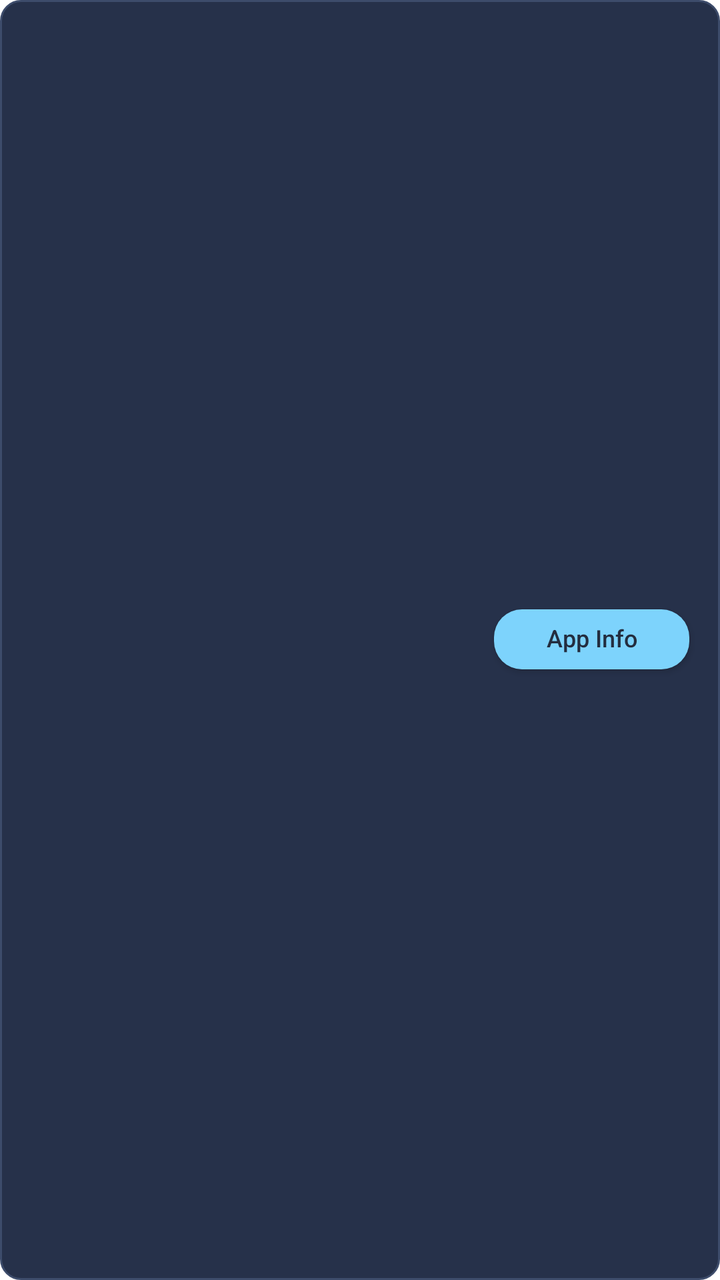
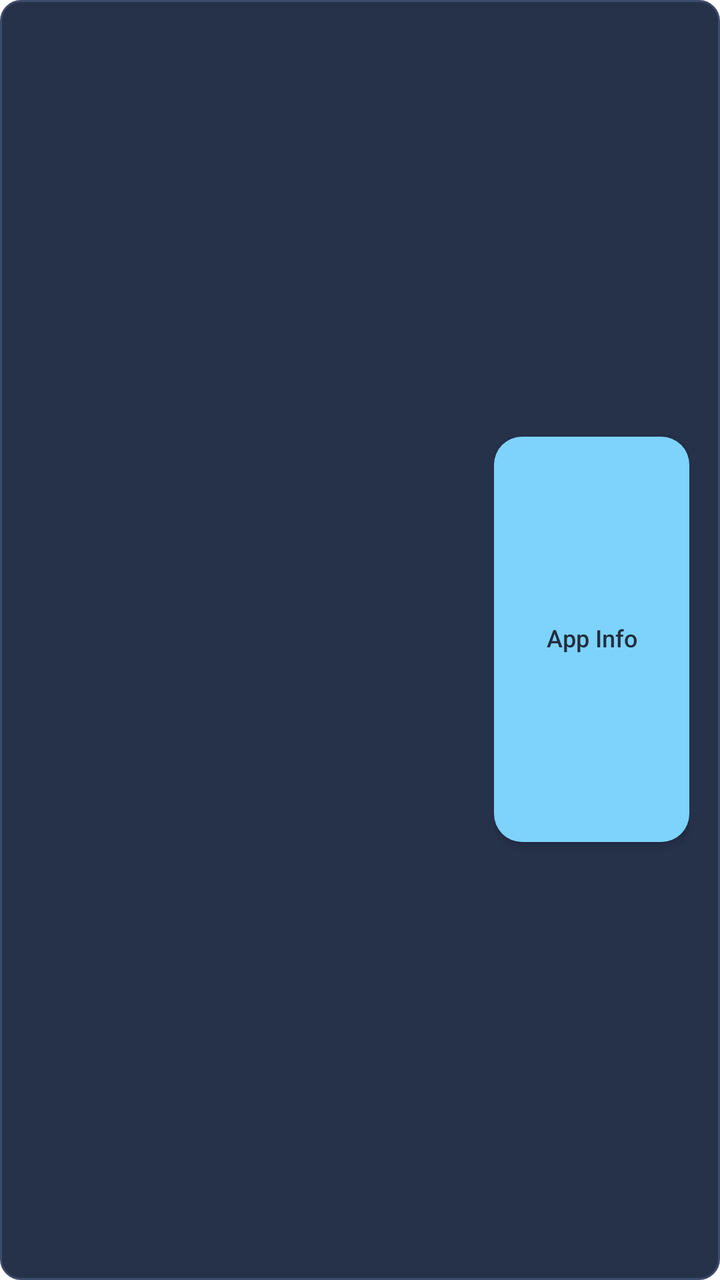

Compare the two renders of this Android layout. The source of the first and the diff that turns it into the second are given below.
<!-- AndroidManifest.xml: application theme Theme.NihalHome -->
<!-- res/layout/item_sms_app.xml -->
<?xml version="1.0" encoding="utf-8"?>
<LinearLayout xmlns:android="http://schemas.android.com/apk/res/android"
    android:layout_width="match_parent"
    android:layout_height="72dp"
    android:orientation="vertical"
    android:weightSum="100"
    android:background="@drawable/bg_risk_row">

    <View
        android:layout_width="match_parent"
        android:layout_height="0dp"
        android:layout_weight="18.3" />

    <LinearLayout
        android:layout_width="match_parent"
        android:layout_height="0dp"
        android:layout_weight="63.4"
        android:orientation="horizontal"
        android:weightSum="100">

        <View
            android:layout_width="0dp"
            android:layout_height="match_parent"
            android:layout_weight="4.5" />

        <ImageView
            android:id="@+id/imageSmsAppIcon"
            android:layout_width="0dp"
            android:layout_height="match_parent"
            android:layout_weight="14.5"
            android:adjustViewBounds="true"
            android:scaleType="fitCenter" />

        <LinearLayout
            android:layout_width="0dp"
            android:layout_height="match_parent"
            android:layout_weight="49.7"
            android:orientation="vertical"
            android:gravity="center_vertical">

            <TextView
                android:id="@+id/textSmsAppName"
                android:layout_width="match_parent"
                android:layout_height="wrap_content"
                android:textColor="@color/onboarding_heading"
                android:textStyle="bold"
                android:textSize="14sp"
                android:maxLines="1"
                android:ellipsize="end"
                android:includeFontPadding="false" />

            <TextView
                android:id="@+id/textSmsAppPackage"
                android:layout_width="match_parent"
                android:layout_height="wrap_content"
                android:layout_marginTop="2dp"
                android:textColor="@color/terminal_text_dim"
                android:textSize="11sp"
                android:maxLines="1"
                android:ellipsize="end"
                android:includeFontPadding="false" />

        </LinearLayout>

        <Button
            android:id="@+id/buttonAppInfo"
            android:layout_width="0dp"
            android:layout_height="wrap_content"
            android:layout_weight="27.1"
            android:layout_gravity="center_vertical"
            android:minWidth="0dp"
            android:minHeight="0dp"
            android:paddingStart="4dp"
            android:paddingEnd="4dp"
            android:paddingTop="8dp"
            android:paddingBottom="8dp"
            android:background="@drawable/bg_social_nav_button"
            android:text="@string/action_app_info"
            android:textAllCaps="false"
            android:textSize="12sp"
            android:textColor="@color/onboarding_button_text"
            android:includeFontPadding="false"
            android:elevation="0dp" />

        <View
            android:layout_width="0dp"
            android:layout_height="match_parent"
            android:layout_weight="4.2" />

    </LinearLayout>

    <View
        android:layout_width="match_parent"
        android:layout_height="0dp"
        android:layout_weight="18.3" />

</LinearLayout>
<!-- resources referenced by this layout -->
<resources>
  <color name="onboarding_button_text">#232D3F</color>
  <color name="onboarding_heading">#E2E8F0</color>
  <color name="terminal_text_dim">#4C7A9C</color>
  <!-- drawable bg_risk_row (drawable) -->
  <?xml version="1.0" encoding="utf-8"?>
  <ripple xmlns:android="http://schemas.android.com/apk/res/android"
      android:color="#33FFFFFF">
      <item>
          <shape android:shape="rectangle">
              <solid android:color="@color/risk_row_background" />
              <stroke
                  android:width="1dp"
                  android:color="@color/risk_row_border" />
              <corners android:radius="10dp" />
          </shape>
      </item>
  </ripple>
  <!-- drawable bg_social_nav_button (drawable) -->
  <?xml version="1.0" encoding="utf-8"?>
  <shape xmlns:android="http://schemas.android.com/apk/res/android"
      android:shape="rectangle">
      <solid android:color="@color/onboarding_accent" />
      <corners android:radius="14dp" />
  </shape>
  <string name="action_app_info">App Info</string>
  <style name="Theme.NihalHome" parent="android:Theme.Material.Light.NoActionBar">
          <item name="android:windowBackground">@android:color/white</item>
          <item name="android:statusBarColor">@android:color/white</item>
          <item name="android:navigationBarColor">@android:color/white</item>
          <item name="android:windowLightStatusBar">true</item>
      </style>
  <color name="risk_row_background">#26314A</color>
  <color name="risk_row_border">#3D4C6B</color>
  <color name="onboarding_accent">#7DD3FC</color>
</resources>

<!-- the commit's change to res/layout/item_sms_app.xml (unified diff, before → after) -->
@@ -62,25 +62,41 @@
 
         </LinearLayout>
 
-        <Button
-            android:id="@+id/buttonAppInfo"
+        <LinearLayout
             android:layout_width="0dp"
-            android:layout_height="wrap_content"
+            android:layout_height="match_parent"
             android:layout_weight="27.1"
-            android:layout_gravity="center_vertical"
-            android:minWidth="0dp"
-            android:minHeight="0dp"
-            android:paddingStart="4dp"
-            android:paddingEnd="4dp"
-            android:paddingTop="8dp"
-            android:paddingBottom="8dp"
-            android:background="@drawable/bg_social_nav_button"
-            android:text="@string/action_app_info"
-            android:textAllCaps="false"
-            android:textSize="12sp"
-            android:textColor="@color/onboarding_button_text"
-            android:includeFontPadding="false"
-            android:elevation="0dp" />
+            android:orientation="vertical"
+            android:weightSum="100">
+
+            <View
+                android:layout_width="match_parent"
+                android:layout_height="0dp"
+                android:layout_weight="25" />
+
+            <Button
+                android:id="@+id/buttonAppInfo"
+                android:layout_width="match_parent"
+                android:layout_height="0dp"
+                android:layout_weight="50"
+                android:minWidth="0dp"
+                android:minHeight="0dp"
+                android:paddingStart="4dp"
+                android:paddingEnd="4dp"
+                android:background="@drawable/bg_social_nav_button"
+                android:text="@string/action_app_info"
+                android:textAllCaps="false"
+                android:textSize="12sp"
+                android:textColor="@color/onboarding_button_text"
+                android:includeFontPadding="false"
+                android:elevation="0dp" />
+
+            <View
+                android:layout_width="match_parent"
+                android:layout_height="0dp"
+                android:layout_weight="25" />
+
+        </LinearLayout>
 
         <View
             android:layout_width="0dp"
